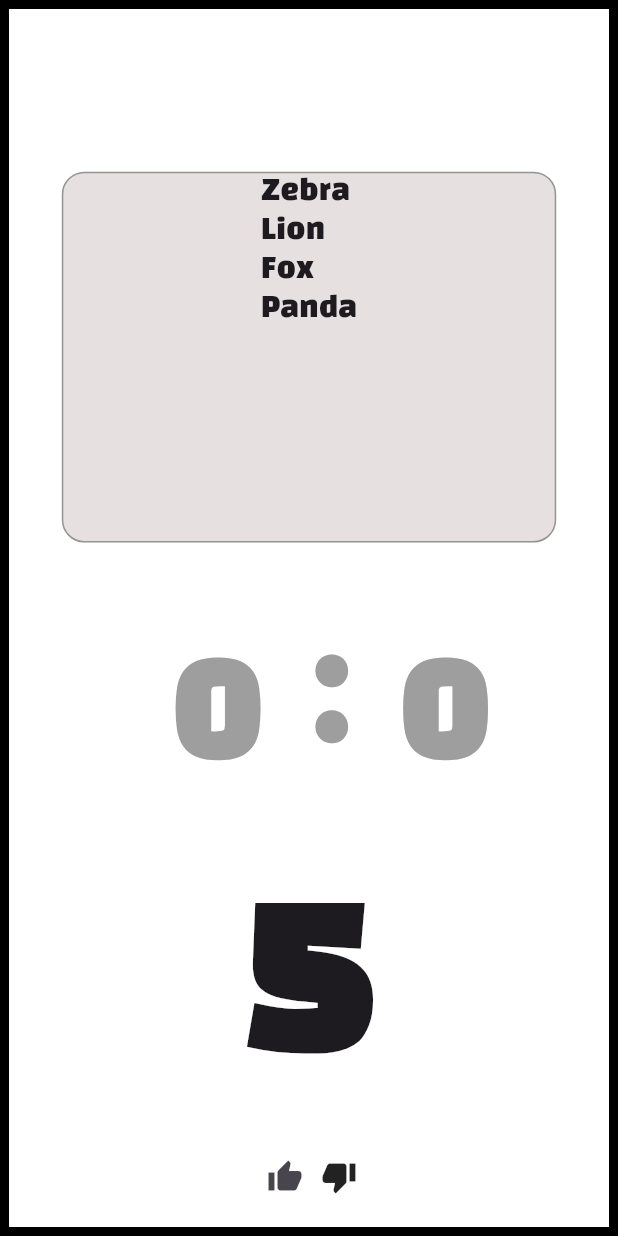
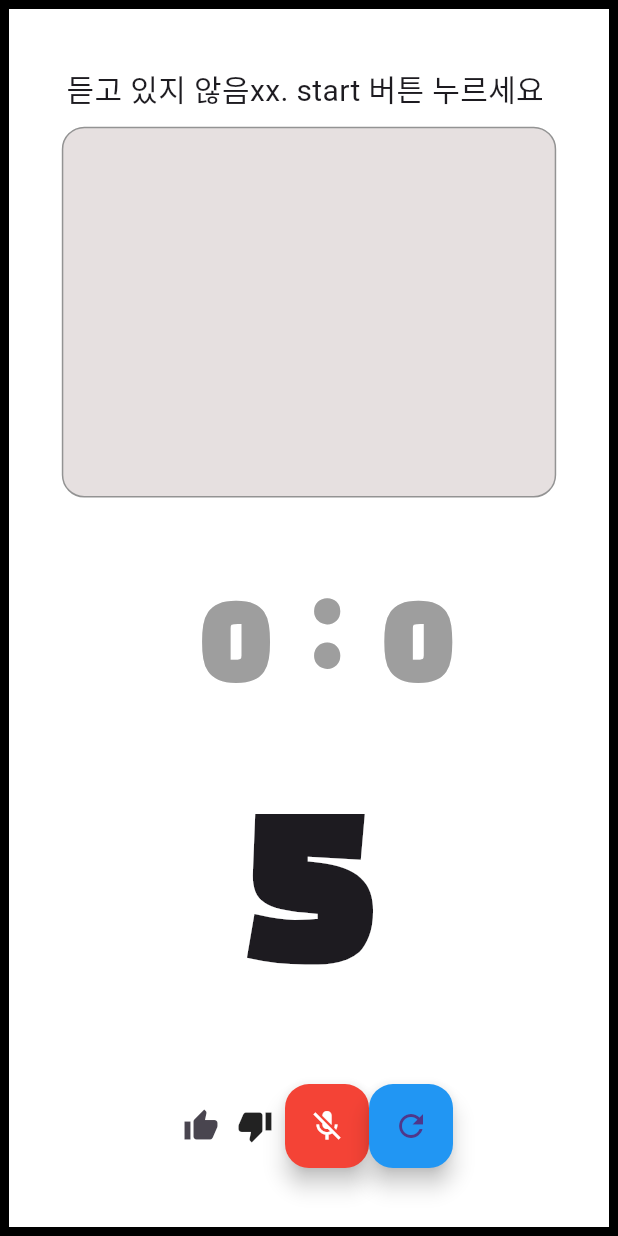
Before and after one commit to hayeounglee/team-10-with-voice, a Flutter app: the HomeScreen_play screen opened directly, after a tap on ">Play", on a phone screen of 412 x 824 dp. Run offline on Flutter 3.47's test engine with Material 3 defaults, Android fonts, the phone set to English and light mode, and no system bars; our stand-ins replace speech_to_text.

Commit message:
음성인식 구현

```diff
--- a/lib/solution_challenge/game_page.dart
+++ b/lib/solution_challenge/game_page.dart
@@ -18,9 +18,14 @@ class _gamePageState extends State<gamePage> {
   double _confidenceLevel = 0;
   bool _gameEnabled = true;
 
-  final int _player1Score = 0;
-  final int _player2Score = 0;
-  final int _playerTurn = 0;
+  int _player1Score = 0;
+  int _player2Score = 0;
+  int _playerTurn = 0;
+
+  // << Timer implementaion >>
+  static const maxSeconds = 5;
+  int timeLeft = maxSeconds;
+
   @override
   void initState() {
     super.initState();
@@ -57,6 +62,7 @@ class _gamePageState extends State<gamePage> {
         // _wordsSpoken = "Wrong! '$_wordsSpoken' is already in the list.";
         _gameEnabled = false;
       } else {
+        _changeText();
         _autoPressButton(); // 자동 누르기 호출, 다른 플레이어로 넘어감
         _speechResultsList.add(_wordsSpoken);
         setState(() {
@@ -83,10 +89,6 @@ class _gamePageState extends State<gamePage> {
       _confidenceLevel = result.confidence;
     });
   }
-
-  // << Timer implementaion >>
-  static const maxSeconds = 5;
-  int timeLeft = maxSeconds;
 
   void _startCoutDonwn() {
     Timer.periodic(const Duration(seconds: 1), (timer) {
@@ -129,7 +131,6 @@ class _gamePageState extends State<gamePage> {
     });
   }
 
-  final List<String> _displayTexts = ['Zebra', 'Lion', 'Fox', 'Panda'];
   IconData _iconData = Icons.info;
   bool _showIconAndBox = false;
 
@@ -165,8 +166,16 @@ class _gamePageState extends State<gamePage> {
                   mainAxisAlignment: MainAxisAlignment.center,
                   crossAxisAlignment: CrossAxisAlignment.center,
                   children: [
+                    Text(
+                      _speechToText.isListening
+                          ? "듣는 중"
+                          : _speechEnabled
+                              ? "듣고 있지 않음xx. start 버튼 누르세요 "
+                              : "Speech not available",
+                      style: const TextStyle(fontSize: 20.0),
+                    ),
                     Padding(
-                      padding: const EdgeInsets.only(top: 100),
+                      padding: const EdgeInsets.only(top: 10),
                       child: Container(
                         alignment: Alignment.center,
                         width: constraints.maxWidth * 0.8,
@@ -225,16 +234,13 @@ class _gamePageState extends State<gamePage> {
                                   ),
                                 ],
                               )
-                            : Column(
-                                crossAxisAlignment: CrossAxisAlignment.start,
-                                children: _displayTexts
-                                    .map((text) => Text(
-                                          text,
-                                          style: const TextStyle(
-                                              fontSize: 18,
-                                              fontFamily: 'BlackHanSans'),
-                                        ))
-                                    .toList(),
+                            : ListView.builder(
+                                itemCount: _speechResultsList.length,
+                                itemBuilder: (context, index) {
+                                  return ListTile(
+                                    title: Text(_speechResultsList[index]),
+                                  );
+                                },
                               ),
                       ),
                     ),
@@ -247,7 +253,7 @@ class _gamePageState extends State<gamePage> {
                         Text(
                           ' $_player1Score : $_player2Score',
                           style: const TextStyle(
-                              fontSize: 100,
+                              fontSize: 80,
                               color: Colors.grey,
                               fontWeight: FontWeight.w600,
                               fontFamily: 'BlackHanSans'),
@@ -257,12 +263,19 @@ class _gamePageState extends State<gamePage> {
                     SizedBox(
                       height: constraints.maxHeight * 0.001,
                     ),
-                    const Text(
-                      '5',
-                      style: TextStyle(
+                    Text(
+                      timeLeft == 0 ? 'DONE' : timeLeft.toString(),
+                      style: const TextStyle(
                           fontSize: 150,
                           fontWeight: FontWeight.w800,
                           fontFamily: 'BlackHanSans'),
+                    ),
+                    Text(
+                      _gameEnabled ? _wordsSpoken : '게임종료',
+                      style: const TextStyle(
+                        fontSize: 15,
+                        fontWeight: FontWeight.w300,
+                      ),
                     ),
                     Container(),
                     Row(
@@ -281,7 +294,26 @@ class _gamePageState extends State<gamePage> {
                                         builder: (context) => tryAgainPage()));
                               },
                               child: const Icon(Icons.thumb_down)),
-                        )
+                        ),
+                        FloatingActionButton(
+                          onPressed: _speechToText.isListening
+                              ? _stopListening
+                              : _startListening,
+                          tooltip: 'Listen',
+                          backgroundColor: Colors.red,
+                          child: Icon(
+                            _speechToText.isNotListening
+                                ? Icons.mic_off
+                                : Icons.mic,
+                            color: Colors.white,
+                          ),
+                        ),
+                        FloatingActionButton(
+                          onPressed: _restartGame, // 게임 재시작 버튼
+                          tooltip: 'Restart Game',
+                          backgroundColor: Colors.blue,
+                          child: const Icon(Icons.refresh),
+                        ),
                       ],
                     ),
                     SizedBox(height: constraints.maxHeight * 0.001)
--- a/lib/solution_challenge/sc_homescreen.dart
+++ b/lib/solution_challenge/sc_homescreen.dart
@@ -8,7 +8,7 @@ class HomeScreen extends StatelessWidget {
   @override
   Widget build(BuildContext context) {
     return Scaffold(
-      backgroundColor: const Color(0x939393),
+      backgroundColor: const Color(0x00939393),
       body: LayoutBuilder(
         builder: (BuildContext context, BoxConstraints constraints) {
           return Container(
@@ -25,10 +25,10 @@ class HomeScreen extends StatelessWidget {
                       padding: const EdgeInsets.only(top: 150.0),
                       child: Container(
                         decoration: BoxDecoration(
-                            color: const Color(0x939393).withOpacity(0.25),
+                            color: const Color(0x00939393).withOpacity(0.25),
                             borderRadius: BorderRadius.circular(10),
                             border: Border.all(
-                                color: const Color(0x939393).withOpacity(1),
+                                color: const Color(0x00939393).withOpacity(1),
                                 width: 3)),
                         width: constraints.maxWidth * 0.8,
                         height: constraints.maxHeight * 0.3,
@@ -37,10 +37,11 @@ class HomeScreen extends StatelessWidget {
                           children: [
                             Container(
                               decoration: BoxDecoration(
-                                  color: const Color(0X8B956D).withOpacity(0.5),
+                                  color:
+                                      const Color(0x008b956d).withOpacity(0.5),
                                   border: Border.all(
-                                      color:
-                                          const Color(0X8B956D).withOpacity(1),
+                                      color: const Color(0x008b956d)
+                                          .withOpacity(1),
                                       width: 2)),
                               width: constraints.maxWidth * 0.8 * 0.5,
                               height: constraints.maxHeight * 0.3 * 0.5,
@@ -67,10 +68,10 @@ class HomeScreen extends StatelessWidget {
                                 },
                                 child: Container(
                                   decoration: BoxDecoration(
-                                      color: const Color(0X8B956D)
+                                      color: const Color(0x008b956d)
                                           .withOpacity(0.4),
                                       border: Border.all(
-                                          color: const Color(0X8B956D)
+                                          color: const Color(0x008b956d)
                                               .withOpacity(1),
                                           width: 2)),
                                   width: constraints.maxWidth * 0.8 * 0.3,
@@ -96,9 +97,9 @@ class HomeScreen extends StatelessWidget {
                     ),
                   ],
                 ),
-                Align(
+                const Align(
                   alignment: Alignment.centerLeft,
-                  child: const Padding(
+                  child: Padding(
                     padding: EdgeInsets.all(8.0),
                     child: Icon(
                       Icons.add,
@@ -118,7 +119,7 @@ class HomeScreen extends StatelessWidget {
                       ),
                     ),
                     Transform.translate(
-                      offset: Offset(130, -80),
+                      offset: const Offset(130, -80),
                       child: const Padding(
                         padding: EdgeInsets.all(8.0),
                         child: Icon(Icons.circle, size: 70, color: Colors.red),
@@ -127,7 +128,7 @@ class HomeScreen extends StatelessWidget {
                   ],
                 ),
                 Transform.translate(
-                  offset: Offset(-50, -60),
+                  offset: const Offset(-50, -60),
                   child: Transform.rotate(
                     angle: -45 * 3.14 / 180,
                     child: const Padding(
@@ -155,7 +156,7 @@ class HomeScreen_play extends StatelessWidget {
   @override
   Widget build(BuildContext context) {
     return Scaffold(
-      backgroundColor: const Color(0x939393),
+      backgroundColor: const Color(0x00939393),
       body: LayoutBuilder(
         builder: (BuildContext context, BoxConstraints constraints) {
           return Container(
@@ -172,10 +173,10 @@ class HomeScreen_play extends StatelessWidget {
                       padding: const EdgeInsets.only(top: 150.0),
                       child: Container(
                         decoration: BoxDecoration(
-                            color: const Color(0x939393).withOpacity(0.25),
+                            color: const Color(0x00939393).withOpacity(0.25),
                             borderRadius: BorderRadius.circular(10),
                             border: Border.all(
-                                color: const Color(0x939393).withOpacity(1),
+                                color: const Color(0x00939393).withOpacity(1),
                                 width: 3)),
                         width: constraints.maxWidth * 0.8,
                         height: constraints.maxHeight * 0.3,
@@ -184,10 +185,11 @@ class HomeScreen_play extends StatelessWidget {
                           children: [
                             Container(
                               decoration: BoxDecoration(
-                                  color: const Color(0X8B956D).withOpacity(0.5),
+                                  color:
+                                      const Color(0x008b956d).withOpacity(0.5),
                                   border: Border.all(
-                                      color:
-                                          const Color(0X8B956D).withOpacity(1),
+                                      color: const Color(0x008b956d)
+                                          .withOpacity(1),
                                       width: 2)),
                               width: constraints.maxWidth * 0.8 * 0.5,
                               height: constraints.maxHeight * 0.3 * 0.5,
@@ -207,16 +209,17 @@ class HomeScreen_play extends StatelessWidget {
                               child: GestureDetector(
                                 onTap: () {
                                   Navigator.push(
-                                      context,
-                                      MaterialPageRoute(
-                                          builder: (context) => gamePage()));
+                                    context,
+                                    MaterialPageRoute(
+                                        builder: (context) => const gamePage()),
+                                  );
                                 },
                                 child: Container(
                                   decoration: BoxDecoration(
-                                      color: const Color(0X8B956D)
+                                      color: const Color(0x008b956d)
                                           .withOpacity(0.4),
                                       border: Border.all(
-                                          color: const Color(0X8B956D)
+                                          color: const Color(0x008b956d)
                                               .withOpacity(1),
                                           width: 2)),
                                   width: constraints.maxWidth * 0.8 * 0.3,
@@ -242,9 +245,9 @@ class HomeScreen_play extends StatelessWidget {
                     ),
                   ],
                 ),
-                Align(
+                const Align(
                   alignment: Alignment.centerLeft,
-                  child: const Padding(
+                  child: Padding(
                     padding: EdgeInsets.all(8.0),
                     child: Icon(
                       Icons.add,
@@ -264,7 +267,7 @@ class HomeScreen_play extends StatelessWidget {
                       ),
                     ),
                     Transform.translate(
-                      offset: Offset(130, -80),
+                      offset: const Offset(130, -80),
                       child: const Padding(
                         padding: EdgeInsets.all(8.0),
                         child: Icon(Icons.circle, size: 70, color: Colors.red),
@@ -273,7 +276,7 @@ class HomeScreen_play extends StatelessWidget {
                   ],
                 ),
                 Transform.translate(
-                  offset: Offset(-50, -60),
+                  offset: const Offset(-50, -60),
                   child: Transform.rotate(
                     angle: -45 * 3.14 / 180,
                     child: const Padding(
```
Also changed, not shown: 2 other files.
